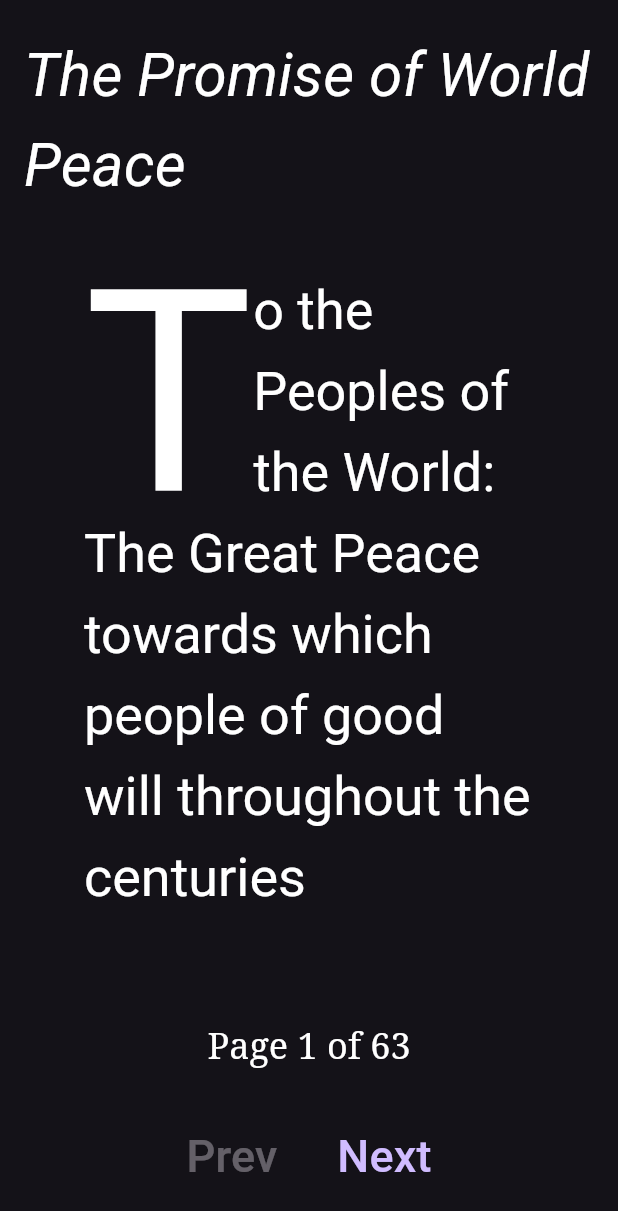
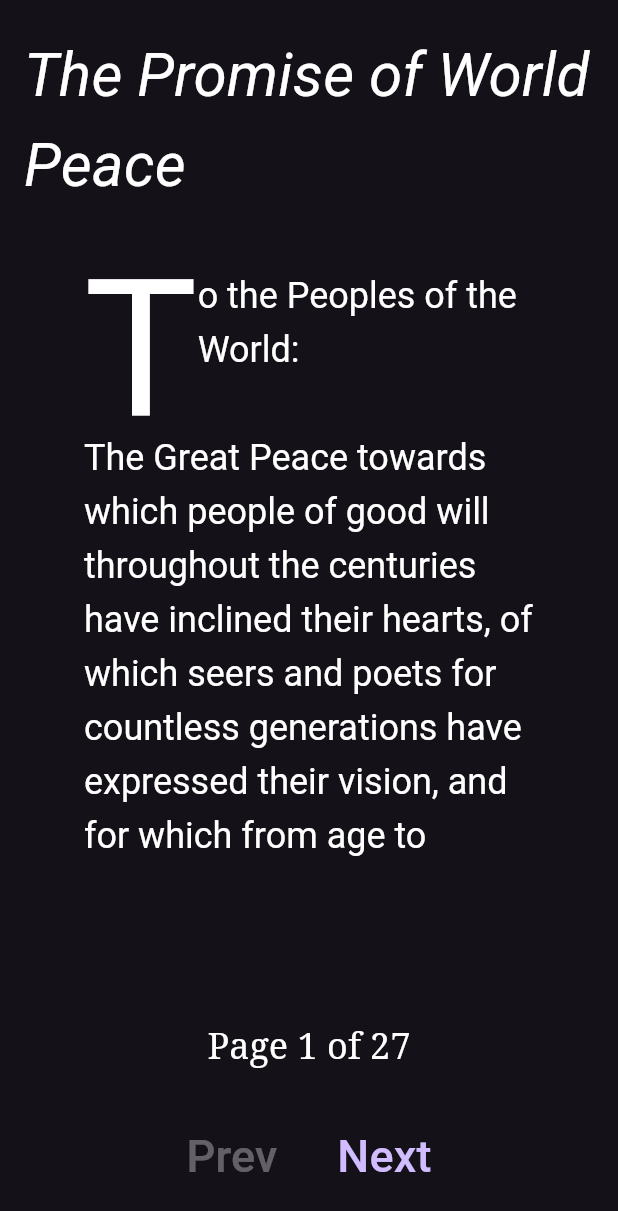
Before and after one commit to dra11y/paginated_text, a Flutter app: the screen it shows after launch, after a tap on "Next", after a tap on "Prev", on a phone screen of 412 x 824 dp. Shown: the top 1211 px of the screen. Run offline on Flutter 3.47's test engine with Material 3 defaults, Android fonts, the phone set to English and light mode, and no system bars; our stand-ins replace google_fonts; Roboto replaces fonts that are missing (Bellefair, Calligraffitti).

```diff
--- a/example/lib/main.dart
+++ b/example/lib/main.dart
@@ -44,9 +44,9 @@ class MainApp extends StatelessWidget {
   @override
   Widget build(BuildContext context) {
     final text = pwp.trim();
-    final style = GoogleFonts.notoSerif(fontSize: 36, height: 1.5);
-    // final dropCapStyle = GoogleFonts.bellefair();
-    final dropCapStyle = GoogleFonts.calligraffitti();
+    final style = GoogleFonts.notoSerif(fontSize: 24, height: 1.5);
+    final dropCapStyle = GoogleFonts.bellefair();
+    // final dropCapStyle = GoogleFonts.calligraffitti();
 
     return MaterialApp(
       themeMode: ThemeMode.dark,
--- a/lib/src/controllers/paginated_controller.dart
+++ b/lib/src/controllers/paginated_controller.dart
@@ -120,13 +120,10 @@ class PaginatedController with ChangeNotifier {
     notifyListeners();
   }
 
-  /// Sets the page explicitly to a given index. Throws a `RangeError` if out of range.
+  /// Sets the page explicitly to a given index, clamped to the range of pages.
   void setPageIndex(int pageIndex) {
-    if (pageIndex < 0 || pageIndex > _pages.length - 1) {
-      throw RangeError.range(pageIndex, 0, _pages.length - 1);
-    }
     _previousPageIndex = _pageIndex;
-    _pageIndex = pageIndex;
+    _pageIndex = pageIndex.clamp(0, _pages.length - 1);
     notifyListeners();
   }
 
@@ -197,20 +194,22 @@ class PaginatedController with ChangeNotifier {
     final minBreakLine = lines.length - min(lines.length, _data.breakLines);
 
     int nextPosition = textPosition + fittedString.length;
-
     if (fittedText.didExceedMaxLines) {
       pageBreakLoop:
       for (int pb = pageBreakIndex; pb > 0; pb--) {
         final pageBreak = PageBreakType.values[pb].regex;
         for (int i = lines.length - 1; i >= minBreakLine; i--) {
           final match = pageBreak.allMatches(lines[i]).lastOrNull;
-          if (match != null) {
+          if (match == null) {
+            continue;
+          }
+
           // extraSpacesToSkipOnNextPage should initially be 0 to avoid cutting off the first letter on next page.
           int extraSpacesToSkipOnNextPage = 0;
           if (match.end < lines[i].length) {
             final line = lines[i].substring(0, match.end);
-              final firstSpacesOnNextPage = _reFirstSpacesInLine
-                  .stringMatch(lines[i].substring(match.end));
+            final firstSpacesOnNextPage =
+                _reFirstSpacesInLine.stringMatch(lines[i].substring(match.end));
             if (firstSpacesOnNextPage != null) {
               extraSpacesToSkipOnNextPage = firstSpacesOnNextPage.length;
             }
@@ -219,11 +218,10 @@ class PaginatedController with ChangeNotifier {
           if (i < lines.length - 1) {
             lines.removeRange(i + 1, lines.length);
           }
-            nextPosition = textPosition +
-                lines.join().length +
-                extraSpacesToSkipOnNextPage;
+          nextPosition =
+              textPosition + lines.join().length + extraSpacesToSkipOnNextPage;
+
           break pageBreakLoop;
-          }
         }
       }
     }
@@ -255,7 +253,7 @@ class PaginatedController with ChangeNotifier {
     int pageIndex = 0;
     int textPosition = 0;
 
-    while (textPosition < data.text.length) {
+    while (textPosition < data.text.length - 1) {
       String capChars = '';
       List<String> dropCapLines = [];
       bool didExceedDropCapLines = false;
--- a/lib/src/widgets/selection_delegate.dart
+++ b/lib/src/widgets/selection_delegate.dart
@@ -13,6 +13,8 @@ class ChildOrderedSelectionDelegate
 
   int _compareOrder(Selectable a, Selectable b) =>
       selectables.indexOf(a).compareTo(selectables.indexOf(b));
+
+  static bool _printedFlutterWarning = false;
 
   @override
   SelectedContent? getSelectedContent() {
@@ -212,6 +214,29 @@ class ChildOrderedSelectionDelegate
         (Selectable selectable) => !selectableSet.contains(selectable));
     _hasReceivedStartEvent.removeWhere(
         (Selectable selectable) => !selectableSet.contains(selectable));
+    // The following assertion was thrown during a scheduler callback:
+    // The _selectionContainerContext must have a renderObject, such as after the first build has completed.
+    // 'package:flutter/src/widgets/selection_container.dart':
+    // Failed assertion: line 308 pos 5: '_selectionContainerContext?.findRenderObject() != null'
+
+    // Either the assertion indicates an error in the framework itself, or we should provide substantially
+    // more information in this error message to help you determine and fix the underlying cause.
+    // In either case, please report this assertion by filing a bug on GitHub:
+    //   https://github.com/flutter/flutter/issues/new?template=2_bug.yml
+
+    // TODO: Find root cause of this issue. Is it on our end or in Flutter?
+    try {
+      hasSize;
+    } catch (e) {
+      if (!_printedFlutterWarning) {
+        debugPrint(
+            'paginated_text: $runtimeType Warning: ignoring Flutter framework error that occurs '
+            'when we have a selection and flip between pages: "$e" '
+            'This warning will be suppressed for the remainder of this app run.');
+        _printedFlutterWarning = true;
+      }
+      return;
+    }
     super.didChangeSelectables();
   }
 
--- a/pubspec.yaml
+++ b/pubspec.yaml
@@ -15,9 +15,9 @@ dependencies:
 dev_dependencies:
   flutter_test:
     sdk: flutter
-  flutter_lints: ^4.0.0
+  flutter_lints: ^5.0.0
 
-flutter:
+flutter: {}
 
 screenshots:
   - description: Animated GIF screen demo of paginated_text
```
Also changed, not shown: lib/src/models/paginate_data.dart (+69 -4 lines), example/pubspec.lock. Lines whose indentation alone changed are shown as unchanged.
